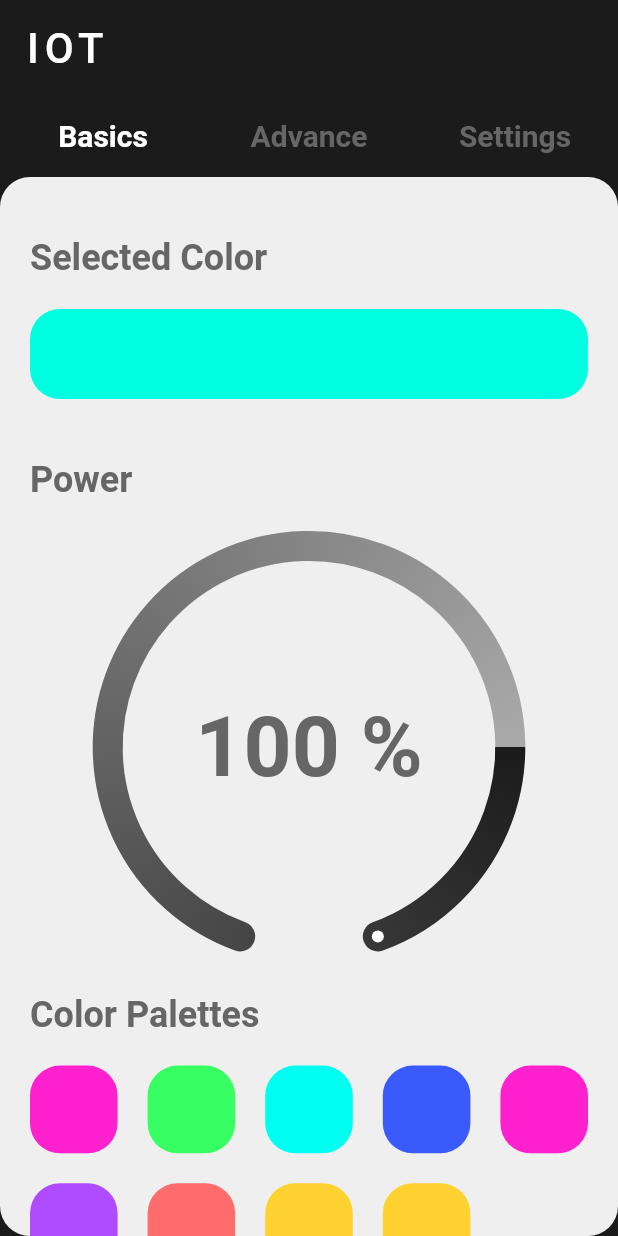
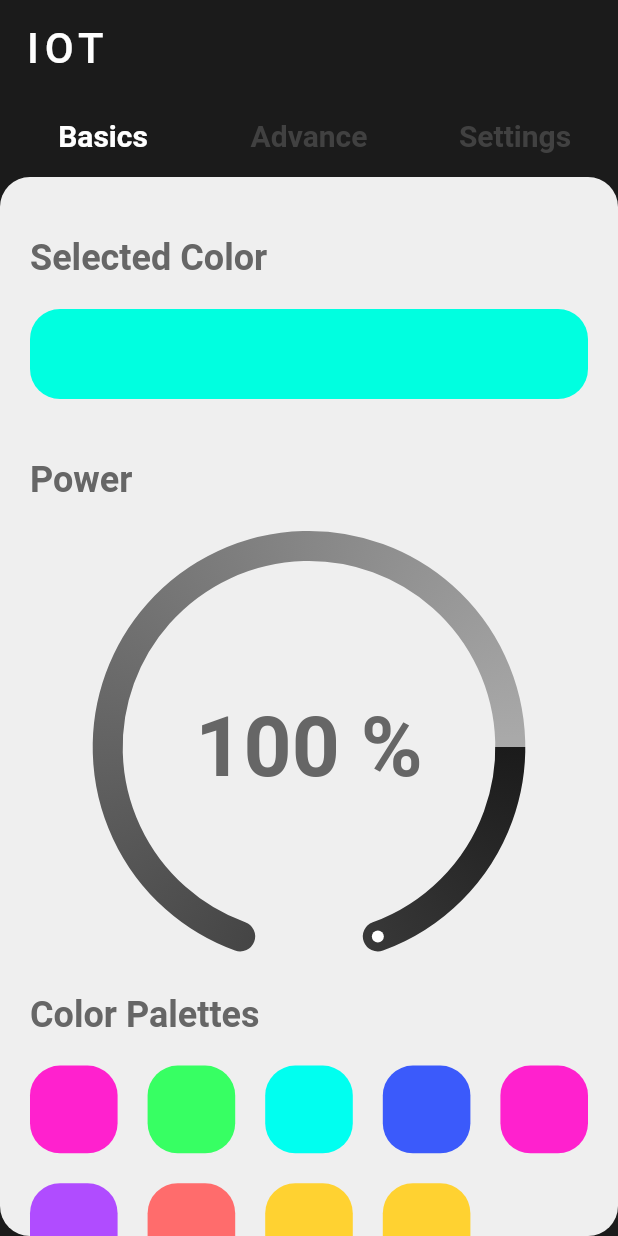
Before and after one commit to ajay963/iot, a Flutter app: the screen it shows after launch, on a phone screen of 412 x 824 dp. Run offline on Flutter 3.47's test engine with Material 2 defaults, Android fonts, the phone set to English and light mode, and no system bars; drawn by our look-alikes of sleek_circular_slider; our stand-ins replace google_fonts; missing offline and left inert: flex_color_picker.

```diff
--- a/lib/main.dart
+++ b/lib/main.dart
@@ -3,6 +3,7 @@ import 'package:flutter/services.dart';
 import 'package:iot/provider/gradients.dart';
 import 'package:iot/screens/advance_page.dart';
 import 'package:iot/screens/basic_screen.dart';
+import 'package:iot/screens/settings.dart';
 import 'package:iot/themes.dart';
 import 'package:provider/provider.dart';
 import 'package:iot/provider/colors_list.dart';
@@ -66,11 +67,9 @@ class HomeScreen extends StatelessWidget {
                   borderRadius: BorderRadius.circular(20),
                 ),
               ),
-              const TabBarView(physics: BouncingScrollPhysics(), children: [
-                Basics(),
-                AdvancePage(),
-                Icon(Icons.calculate, size: 40, color: Colors.grey)
-              ]),
+              const TabBarView(
+                  physics: BouncingScrollPhysics(),
+                  children: [Basics(), AdvancePage(), SettingPage()]),
             ],
           ),
         ),
@@ -78,3 +77,25 @@ class HomeScreen extends StatelessWidget {
     );
   }
 }
+
+
+
+//authentication flow
+
+
+//  home: StreamBuilder<User>(
+//               stream: FirebaseAuth.instance.authStateChanges(),
+//               builder: (context, snapshot) {
+//                 if (snapshot.connectionState == ConnectionState.active) {
+//                   User user = snapshot.data;
+//                   if (user != null) {
+//                     return Indicator(
+//                       authUser: user,
+//                     );
+//                   }
+//                   return LoginPage();
+//                 }
+//                 return Center(
+//                   child: CircularProgressIndicator(),
+//                 );
+//               }),
--- a/lib/themes.dart
+++ b/lib/themes.dart
@@ -10,7 +10,7 @@ class Themeing {
   static ThemeData appTheme = ThemeData(
       // brightness: Brightness.light,
       // primaryColor: darkBlack,
-      splashColor: Colors.white,
+      // splashColor: Colors.white,
       textTheme: TextTheme(
           headline1: TextStyle(
               fontFamily: GoogleFonts.roboto().fontFamily,
@@ -46,7 +46,7 @@ class Themeing {
       ),
       tabBarTheme: TabBarTheme(
         labelColor: Colors.white,
-        unselectedLabelColor: kMdGrey,
+        unselectedLabelColor: kMdGrey.withOpacity(0.5),
         labelStyle: TextStyle(
           fontFamily: GoogleFonts.roboto().fontFamily,
           fontSize: 20,
```
Also changed, not shown: lib/screens/settings.dart (added, +31 -0 lines), lib/services/auth_services.dart (added, +50 -0 lines).
